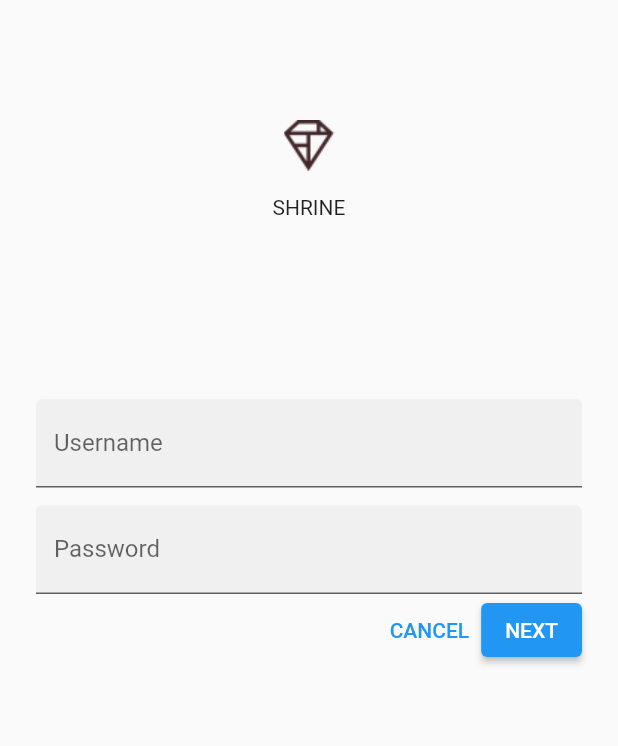
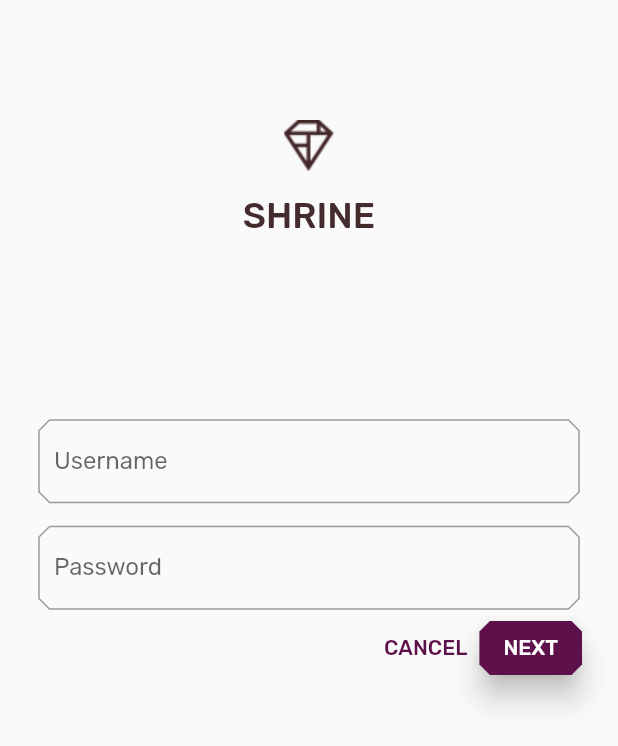
Before and after one commit to andynghk/codelab-flutter-mdc, a Flutter app: the screen it shows after launch, after a tap on "CANCEL", on a phone screen of 412 x 824 dp. Shown: the top 746 px of the screen. Run offline on Flutter 3.47's test engine with Material 2 defaults, Android fonts, the light colour scheme and no system bars.

Commit message:
Finish coding for MDC103

```diff
--- a/mdc103/lib/app.dart
+++ b/mdc103/lib/app.dart
@@ -16,6 +16,8 @@ import 'package:flutter/material.dart';
 
 import 'home.dart';
 import 'login.dart';
+import 'colors.dart';
+import 'supplemental/cut_corners_border.dart';
 
 // TODO: Convert ShrineApp to stateful widget (104)
 class ShrineApp extends StatelessWidget {
@@ -35,9 +37,78 @@ class ShrineApp extends StatelessWidget {
         // TODO: Change backLayer field value to CategoryMenuPage (104)
       },
       // TODO: Add a theme (103)
+      theme: _kShrineTheme,
     );
   }
 }
 
 // TODO: Build a Shrine Theme (103)
+final ThemeData _kShrineTheme = _buildShrineTheme();
+
+ThemeData _buildShrineTheme() {
+  final ThemeData base = ThemeData.light();
+  return base.copyWith(
+    colorScheme: base.colorScheme.copyWith(
+      // primary: kShrinePink100,
+      // onPrimary: kShrineBrown900,
+      // secondary: kShrineBrown900,
+      primary: kShrinePurple,
+      secondary: kShrinePurple,
+      error: kShrineErrorRed,
+    ),
+    // TODO: Add the text themes (103)
+    textTheme: _buildShrineTextTheme(base.textTheme),
+    textSelectionTheme: const TextSelectionThemeData(
+      selectionColor: kShrinePink100,
+    ),
+    // TODO: Add the icon themes (103)
+    // TODO: Decorate the inputs (103)
+    inputDecorationTheme: const InputDecorationTheme(
+      // border: OutlineInputBorder(),
+      // focusedBorder: OutlineInputBorder(
+      //   borderSide: BorderSide(
+      //     width: 2.0,
+      //     color: kShrineBrown900,
+      //   ),
+      // ),
+      border: CutCornersBorder(),
+      focusedBorder: CutCornersBorder(
+        borderSide: BorderSide(
+          width: 2.0,
+          // color: kShrineBrown900,
+          color: kShrinePurple,
+        ),
+      ),
+      floatingLabelStyle: TextStyle(
+        // color: kShrineBrown900,
+        color: kShrinePurple,
+      ),
+    ),
+  );
+}
+
 // TODO: Build a Shrine Text Theme (103)
+TextTheme _buildShrineTextTheme(TextTheme base) {
+  return base
+      .copyWith(
+        headline5: base.headline5!.copyWith(
+          fontWeight: FontWeight.w500,
+        ),
+        headline6: base.headline6!.copyWith(
+          fontSize: 18.0,
+        ),
+        caption: base.caption!.copyWith(
+          fontWeight: FontWeight.w400,
+          fontSize: 14.0,
+        ),
+        bodyText1: base.bodyText1!.copyWith(
+          fontWeight: FontWeight.w500,
+          fontSize: 16.0,
+        ),
+      )
+      .apply(
+        fontFamily: 'Rubik',
+        displayColor: kShrineBrown900,
+        bodyColor: kShrineBrown900,
+      );
+}
--- /dev/null
+++ b/mdc103/lib/colors.dart
@@ -0,0 +1,15 @@
+import 'package:flutter/material.dart';
+
+const kShrinePink50 = Color(0xFFFEEAE6);
+const kShrinePink100 = Color(0xFFFEDBD0);
+const kShrinePink300 = Color(0xFFFBB8AC);
+const kShrinePink400 = Color(0xFFEAA4A4);
+
+const kShrineBrown900 = Color(0xFF442B2D);
+
+const kShrineErrorRed = Color(0xFFC5032B);
+
+const kShrineSurfaceWhite = Color(0xFFFFFBFA);
+const kShrineBackgroundWhite = Colors.white;
+
+const kShrinePurple = Color(0xFF5D1049);
--- a/mdc103/lib/home.dart
+++ b/mdc103/lib/home.dart
@@ -14,6 +14,7 @@
 
 import 'package:flutter/material.dart';
 import 'package:intl/intl.dart';
+import 'package:mdc103/supplemental/asymmetric_view.dart';
 
 import 'model/product.dart';
 import 'model/products_repository.dart';
@@ -70,6 +71,7 @@ class HomePage extends StatelessWidget {
       return Card(
         clipBehavior: Clip.antiAlias,
         // TODO: Adjust card heights (103)
+        elevation: 0.0,
         child: Column(
           // TODO: Center items on the card (103)
           crossAxisAlignment: CrossAxisAlignment.start,
@@ -88,19 +90,22 @@ class HomePage extends StatelessWidget {
                 padding: const EdgeInsets.fromLTRB(16.0, 12.0, 16.0, 8.0),
                 child: Column(
                   // TODO: Align labels to the bottom and center (103)
-                  crossAxisAlignment: CrossAxisAlignment.start,
+                  mainAxisAlignment: MainAxisAlignment.end,
+                  crossAxisAlignment: CrossAxisAlignment.center,
                   // TODO: Change innermost Column (103)
                   children: <Widget>[
                     // TODO: Handle overflowing labels (103)
                     Text(
                       product.name,
-                      style: theme.textTheme.headline6,
+                      style: theme.textTheme.button,
+                      softWrap: false,
+                      overflow: TextOverflow.ellipsis,
                       maxLines: 1,
                     ),
-                    const SizedBox(height: 8.0),
+                    const SizedBox(height: 4.0),
                     Text(
                       formatter.format(product.price),
-                      style: theme.textTheme.subtitle2,
+                      style: theme.textTheme.caption,
                     ),
                   ],
                 ),
@@ -154,38 +159,41 @@ class HomePage extends StatelessWidget {
         ],
       ),
       // TODO: Add a grid view (102)
-      body: GridView.count(
-        crossAxisCount: 2,
-        padding: const EdgeInsets.all(16.0),
-        childAspectRatio: 8.0 / 9.0,
-        // TODO: Build a grid of cards (102)
-        children: <Widget>[
-          ..._buildGridCards2(context),
-          ..._buildGridCards(5),
-          Card(
-            clipBehavior: Clip.antiAlias,
-            child: Column(
-              crossAxisAlignment: CrossAxisAlignment.start,
-              children: <Widget>[
-                AspectRatio(
-                  aspectRatio: 18.0 / 10.0,
-                  child: Image.asset('assets/diamond.png'),
-                ),
-                Padding(
-                  padding: const EdgeInsets.fromLTRB(16.0, 12.0, 16.0, 8.0),
-                  child: Column(
-                    crossAxisAlignment: CrossAxisAlignment.start,
-                    children: <Widget>[
-                      Text('Title'),
-                      const SizedBox(height: 8.0),
-                      Text('Secondary Text'),
-                    ],
-                  ),
-                ),
-              ],
-            ),
-          ),
-        ],
+      // body: GridView.count(
+      //   crossAxisCount: 2,
+      //   padding: const EdgeInsets.all(16.0),
+      //   childAspectRatio: 8.0 / 9.0,
+      //   // TODO: Build a grid of cards (102)
+      //   children: <Widget>[
+      //     ..._buildGridCards2(context),
+      //     ..._buildGridCards(5),
+      //     Card(
+      //       clipBehavior: Clip.antiAlias,
+      //       child: Column(
+      //         crossAxisAlignment: CrossAxisAlignment.start,
+      //         children: <Widget>[
+      //           AspectRatio(
+      //             aspectRatio: 18.0 / 10.0,
+      //             child: Image.asset('assets/diamond.png'),
+      //           ),
+      //           Padding(
+      //             padding: const EdgeInsets.fromLTRB(16.0, 12.0, 16.0, 8.0),
+      //             child: Column(
+      //               crossAxisAlignment: CrossAxisAlignment.start,
+      //               children: <Widget>[
+      //                 Text('Title'),
+      //                 const SizedBox(height: 8.0),
+      //                 Text('Secondary Text'),
+      //               ],
+      //             ),
+      //           ),
+      //         ],
+      //       ),
+      //     ),
+      //   ],
+      // ),
+      body: AsymmetricView(
+        products: ProductsRepository.loadProducts(Category.all),
       ),
     );
   }
--- a/mdc103/lib/login.dart
+++ b/mdc103/lib/login.dart
@@ -38,7 +38,10 @@ class _LoginPageState extends State<LoginPage> {
               children: <Widget>[
                 Image.asset('assets/diamond.png'),
                 const SizedBox(height: 16.0),
-                const Text('SHRINE'),
+                Text(
+                  'SHRINE',
+                  style: Theme.of(context).textTheme.headline5,
+                ),
               ],
             ),
             const SizedBox(height: 120.0),
@@ -47,7 +50,7 @@ class _LoginPageState extends State<LoginPage> {
             TextField(
               controller: _usernameController,
               decoration: const InputDecoration(
-                filled: true,
+                // filled: true,
                 labelText: 'Username',
               ),
             ),
@@ -55,7 +58,7 @@ class _LoginPageState extends State<LoginPage> {
             TextField(
               controller: _passwordController,
               decoration: const InputDecoration(
-                filled: true,
+                // filled: true,
                 labelText: 'Password',
               ),
               obscureText: true,
@@ -72,6 +75,12 @@ class _LoginPageState extends State<LoginPage> {
                     _usernameController.clear();
                     _passwordController.clear();
                   },
+                  style: TextButton.styleFrom(
+                    primary: Theme.of(context).colorScheme.secondary,
+                    shape: const BeveledRectangleBorder(
+                      borderRadius: BorderRadius.all(Radius.circular(7.0)),
+                    ),
+                  ),
                 ),
                 // TODO: Add an elevation to NEXT (103)
                 // TODO: Add a beveled rectangular border to NEXT (103)
@@ -81,6 +90,14 @@ class _LoginPageState extends State<LoginPage> {
                     // TODO: Show the next page (101)
                     Navigator.pop(context);
                   },
+                  style: ElevatedButton.styleFrom(
+                    elevation: 8.0,
+                    shape: const BeveledRectangleBorder(
+                      borderRadius: BorderRadius.all(
+                        Radius.circular(7.0),
+                      ),
+                    ),
+                  ),
                 ),
               ],
             )
```
Also changed, not shown: mdc103/pubspec.yaml (+7 -11 lines).
